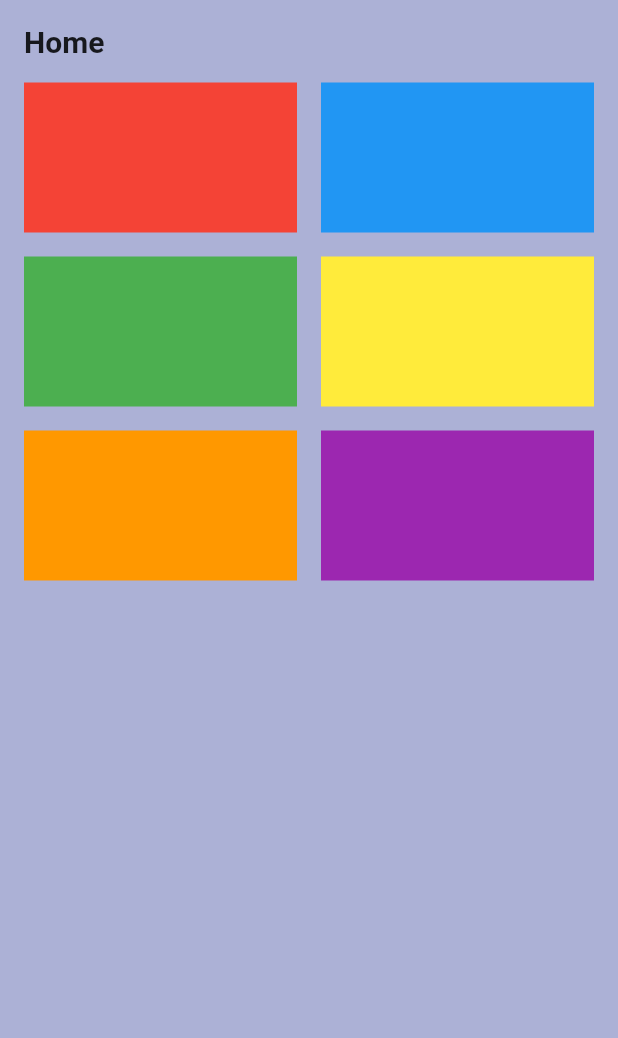
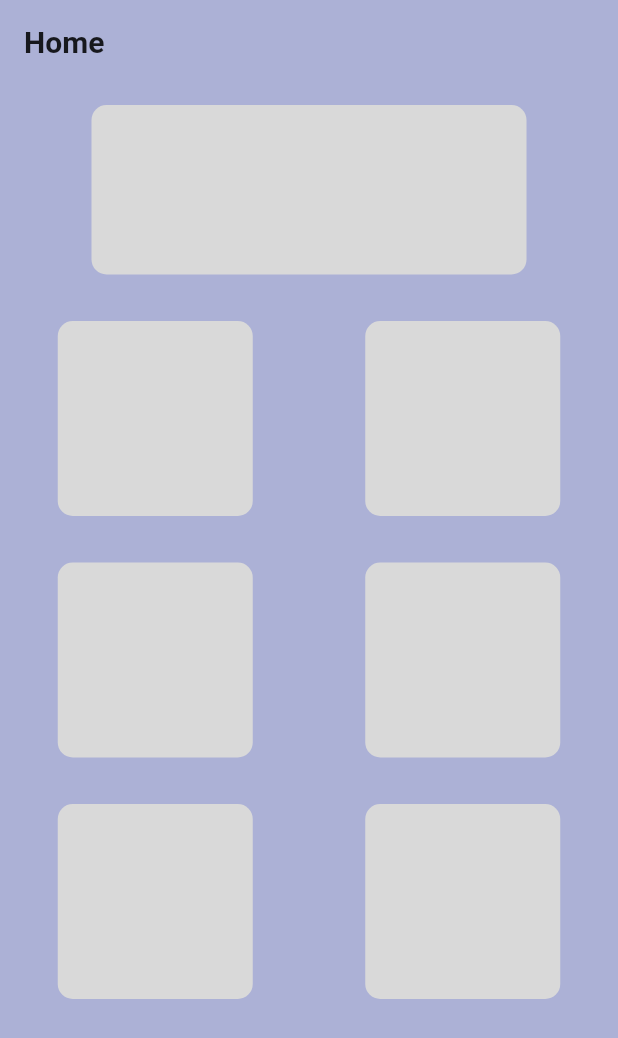
Before and after one commit to randyapr12/PraktikumMobpro, a Flutter app: the screen it shows after launch, after a tap on "Login", on a phone screen of 412 x 824 dp. Shown: the top 1038 px of the screen. Run offline on Flutter 3.47's test engine with Material 2 defaults, Android fonts, the phone set to English and light mode, and no system bars; our stand-ins replace google_fonts.

Commit message:
fix home page

```diff
--- a/lib/main.dart
+++ b/lib/main.dart
@@ -1,5 +1,4 @@
 import 'package:flutter/material.dart';
-import 'package:login_register/screen/login_page.dart';
 import 'package:login_register/screen/splash_screen.dart';
 
 void main() {
--- a/lib/screen/home_page.dart
+++ b/lib/screen/home_page.dart
@@ -20,90 +20,131 @@ class HomePage extends StatelessWidget {
                     fontWeight: FontWeight.bold,
                   ),
                 ),
-                SizedBox(height: 16),
+                SizedBox(height: 31),
+                Center(
+                  child: Container(
+                    width: 290,
+                    height: 113,
+                    decoration: BoxDecoration(
+                      color: boxHome,
+                      borderRadius: BorderRadius.circular(10),
+                    ),
+                  ),
+                ),
+                SizedBox(height: 31),
                 Row(
                   children: [
                     Flexible(
                       flex: 1,
                       child: LayoutBuilder(
                         builder: (context, constraints) {
-                          return Container(
-                            width: constraints.maxWidth,
-                            height: 100,
-                            color: Colors.red,
+                          return Center(
+                            child: Container(
+                              width: 130,
+                              height: 130,
+                              decoration: BoxDecoration(
+                                color: boxHome,
+                                borderRadius: BorderRadius.circular(10),
+                              ),
+                            ),
                           );
                         },
                       ),
                     ),
-                    SizedBox(width: 16),
+                    SizedBox(width: 30),
                     Flexible(
                       flex: 1,
                       child: LayoutBuilder(
                         builder: (context, constraints) {
-                          return Container(
-                            width: constraints.maxWidth,
-                            height: 100,
-                            color: Colors.blue,
+                          return Center(
+                            child: Container(
+                              width: 130,
+                              height: 130,
+                              decoration: BoxDecoration(
+                                color: boxHome,
+                                borderRadius: BorderRadius.circular(10),
+                              ),
+                            ),
                           );
                         },
                       ),
                     ),
                   ],
                 ),
-                SizedBox(height: 16),
+                SizedBox(height: 31),
                 Row(
                   children: [
                     Flexible(
                       flex: 1,
                       child: LayoutBuilder(
                         builder: (context, constraints) {
-                          return Container(
-                            width: constraints.maxWidth,
-                            height: 100,
-                            color: Colors.green,
+                          return Center(
+                            child: Container(
+                              width: 130,
+                              height: 130,
+                              decoration: BoxDecoration(
+                                color: boxHome,
+                                borderRadius: BorderRadius.circular(10),
+                              ),
+                            ),
                           );
                         },
                       ),
                     ),
-                    SizedBox(width: 16),
+                    SizedBox(width: 30),
                     Flexible(
                       flex: 1,
                       child: LayoutBuilder(
                         builder: (context, constraints) {
-                          return Container(
-                            width: constraints.maxWidth,
-                            height: 100,
-                            color: Colors.yellow,
+                          return Center(
+                            child: Container(
+                              width: 130,
+                              height: 130,
+                              decoration: BoxDecoration(
+                                color: boxHome,
+                                borderRadius: BorderRadius.circular(10),
+                              ),
+                            ),
                           );
                         },
                       ),
                     ),
                   ],
                 ),
-                SizedBox(height: 16),
+                SizedBox(height: 31),
                 Row(
                   children: [
                     Flexible(
                       flex: 1,
                       child: LayoutBuilder(
                         builder: (context, constraints) {
-                          return Container(
-                            width: constraints.maxWidth,
-                            height: 100,
-                            color: Colors.orange,
+                          return Center(
+                            child: Container(
+                              width: 130,
+                              height: 130,
+                              decoration: BoxDecoration(
+                                color: boxHome,
+                                borderRadius: BorderRadius.circular(10),
+                              ),
+                            ),
                           );
                         },
                       ),
                     ),
-                    SizedBox(width: 16),
+                    SizedBox(width: 30),
                     Flexible(
                       flex: 1,
                       child: LayoutBuilder(
                         builder: (context, constraints) {
-                          return Container(
-                            width: constraints.maxWidth,
-                            height: 100,
-                            color: Colors.purple,
+                          return Center(
+                            child: Container(
+                              width: 130,
+                              height: 130,
+                              decoration: BoxDecoration(
+                                color: boxHome,
+                                borderRadius: BorderRadius.circular(10),
+                              ),
+                            ),
                           );
                         },
                       ),
--- a/lib/utils/colors.dart
+++ b/lib/utils/colors.dart
@@ -3,3 +3,4 @@ import 'package:flutter/material.dart';
 const bgColor = Color(0xffACB1D6);
 const boxLogin = Color(0xFFB25068);
 const logReg = Color(0xffDB57B6);
+const boxHome = Color(0xffD9D9D9);
```
